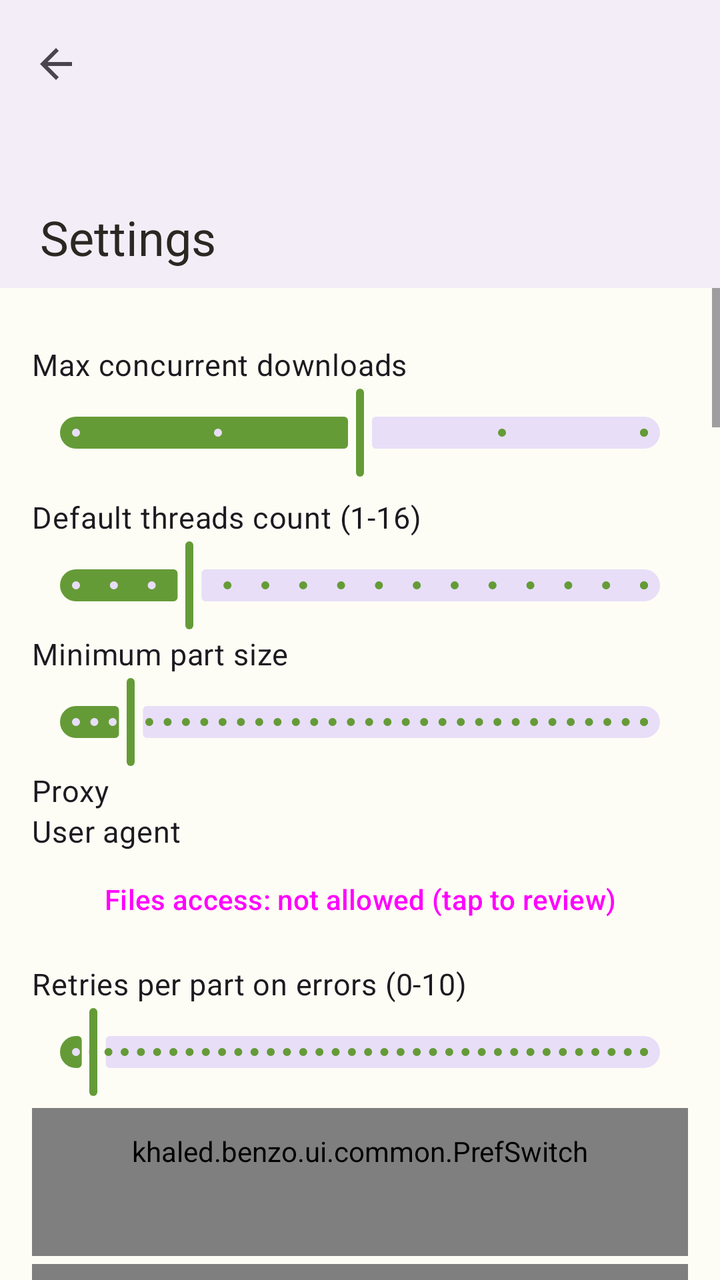
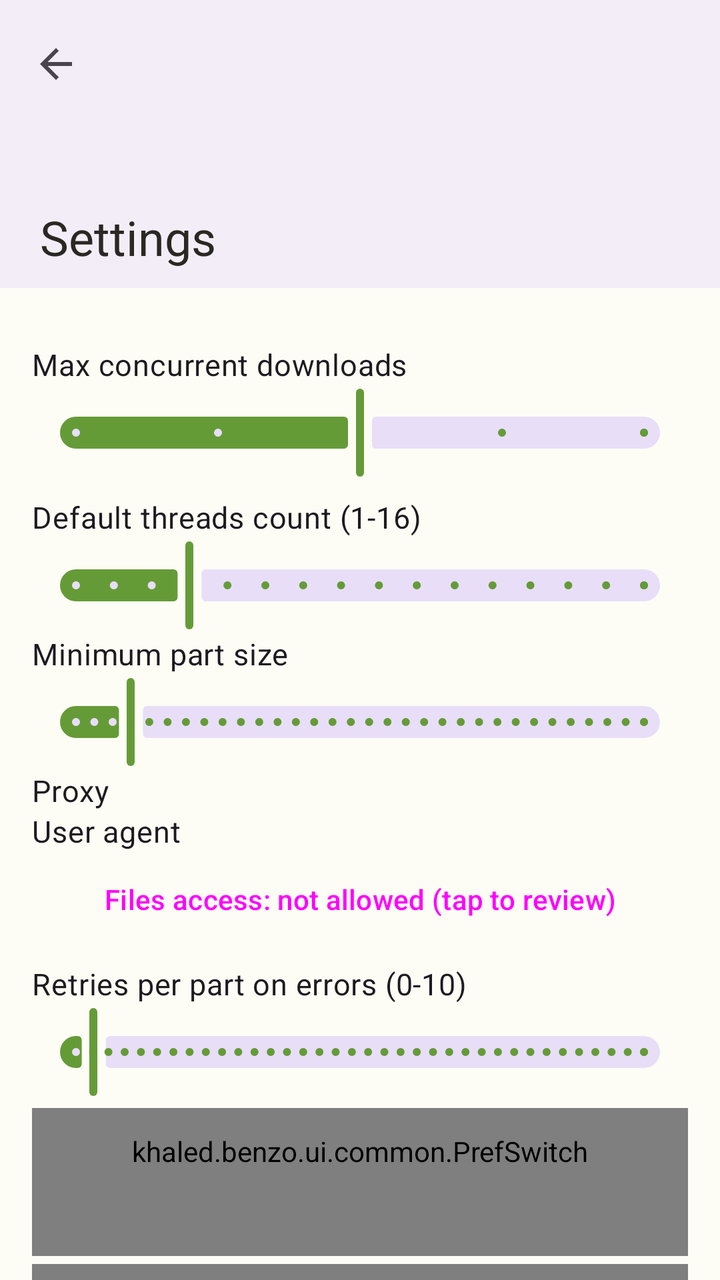

Two renders of the same Android screen: before a commit and after it. Below are the layout's source before the change and the commit's diff.
<!-- AndroidManifest.xml: application theme Theme.Benzo -->
<!-- res/layout/activity_settings.xml -->
<?xml version="1.0" encoding="utf-8"?>
<androidx.coordinatorlayout.widget.CoordinatorLayout xmlns:android="http://schemas.android.com/apk/res/android" xmlns:app="http://schemas.android.com/apk/res-auto" android:layout_width="match_parent" android:layout_height="match_parent">
    <com.google.android.material.appbar.AppBarLayout
        android:layout_width="match_parent"
        android:layout_height="wrap_content"
        android:background="?attr/barBackground"
        app:liftOnScroll="false">

        <com.google.android.material.appbar.CollapsingToolbarLayout
            android:id="@+id/collapsingBar"
            android:layout_width="match_parent"
            android:layout_height="144dp"
            app:contentScrim="?attr/barBackground"
            app:collapsedTitleTextColor="?attr/onBar"
            app:expandedTitleTextColor="?attr/onBar"
            app:expandedTitleMarginStart="20dp"
            app:expandedTitleMarginBottom="16dp"
            app:layout_scrollFlags="scroll|exitUntilCollapsed|snap"
            app:title="@string/action_settings"
            app:titleCollapseMode="scale"
            app:toolbarId="@+id/toolbarSettings">

            <com.google.android.material.appbar.MaterialToolbar
                android:id="@+id/toolbarSettings"
                android:layout_width="match_parent"
                android:layout_height="?attr/actionBarSize"
                app:layout_collapseMode="pin"
                app:navigationIcon="@drawable/abc_ic_ab_back_material" />
        </com.google.android.material.appbar.CollapsingToolbarLayout>
    </com.google.android.material.appbar.AppBarLayout>
  <ScrollView android:layout_width="match_parent" android:layout_height="match_parent" app:layout_behavior="@string/appbar_scrolling_view_behavior" android:fillViewport="true">
    <LinearLayout android:layout_width="match_parent" android:layout_height="wrap_content" android:orientation="vertical" android:padding="16dp">
      <LinearLayout android:id="@+id/section_downloading" android:layout_width="match_parent" android:layout_height="wrap_content" android:orientation="vertical">
        <TextView android:id="@+id/txtMaxDownloads" android:layout_width="match_parent" android:layout_height="wrap_content" android:layout_marginTop="12dp" android:text="@string/pref_max_downloads" android:textAppearance="?attr/textAppearanceBodyMedium" android:textSize="15sp" />
        <com.google.android.material.slider.Slider android:id="@+id/sliderMaxDownloads" android:layout_width="match_parent" android:layout_height="wrap_content" android:stepSize="1.0" android:value="3.0" android:valueFrom="1.0" android:valueTo="5.0" />
        <TextView android:id="@+id/txtDefaultThreads" android:layout_width="match_parent" android:layout_height="wrap_content" android:layout_marginTop="8dp" android:text="@string/pref_default_threads" android:textAppearance="?attr/textAppearanceBodyMedium" android:textSize="15sp" />
        <com.google.android.material.slider.Slider android:id="@+id/sliderDefaultThreads" android:layout_width="match_parent" android:layout_height="wrap_content" android:stepSize="1.0" android:value="4.0" android:valueFrom="1.0" android:valueTo="16.0" />
        <TextView android:id="@+id/txtMinThread" android:layout_width="match_parent" android:layout_height="wrap_content" android:text="@string/row_min_thread" android:textAppearance="?attr/textAppearanceBodyMedium" android:textSize="15sp" />
        <com.google.android.material.slider.Slider android:id="@+id/sliderMinThread" android:layout_width="match_parent" android:layout_height="wrap_content" android:stepSize="128.0" android:value="512.0" android:valueFrom="128.0" android:valueTo="4096.0" />
        <TextView android:id="@+id/txtProxy" android:layout_width="match_parent" android:layout_height="wrap_content" android:text="@string/row_proxy" android:textAppearance="?attr/textAppearanceBodyMedium" android:textSize="15sp" />
        <TextView android:id="@+id/txtUserAgent" android:layout_width="match_parent" android:layout_height="wrap_content" android:text="@string/row_user_agent" android:textAppearance="?attr/textAppearanceBodyMedium" android:textSize="15sp" />
        <Button android:id="@+id/btnAllFilesAccess" style="?attr/materialButtonOutlinedStyle" android:layout_width="match_parent" android:layout_height="wrap_content" android:text="@string/allfiles_settings_button" />
        <TextView android:id="@+id/txtErrorRetries" android:layout_width="match_parent" android:layout_height="wrap_content" android:layout_marginTop="8dp" android:text="@string/pref_error_retries" android:textAppearance="?attr/textAppearanceBodyMedium" android:textSize="15sp" />
        <com.google.android.material.slider.Slider android:id="@+id/sliderErrorRetries" android:layout_width="match_parent" android:layout_height="wrap_content" android:stepSize="1.0" android:value="4.0" android:valueFrom="0.0" android:valueTo="128.0" />
        <khaled.benzo.ui.common.PrefSwitch style="@style/Widget.Benzo.PrefSwitch" android:id="@+id/switchCreateEmptyFile" android:layout_width="match_parent" android:layout_height="wrap_content" android:layout_marginTop="4dp" android:text="@string/pref_create_empty_file" />
        <khaled.benzo.ui.common.PrefSwitch style="@style/Widget.Benzo.PrefSwitch" android:id="@+id/switchAutoResume" android:layout_width="match_parent" android:layout_height="wrap_content" android:layout_marginTop="4dp" android:text="@string/pref_auto_resume" />
        <khaled.benzo.ui.common.PrefSwitch style="@style/Widget.Benzo.PrefSwitch" android:id="@+id/switchPauseAfterError" android:layout_width="match_parent" android:layout_height="wrap_content" android:layout_marginTop="4dp" android:text="@string/pref_pause_after_error" />
        <View android:layout_width="match_parent" android:layout_height="1dp" android:layout_marginVertical="16dp" android:background="@color/divider" />
        <TextView android:id="@+id/txtSpeedLimit" android:layout_width="match_parent" android:layout_height="wrap_content" android:layout_marginTop="12dp" android:text="@string/pref_speed_limit" android:textAppearance="?attr/textAppearanceBodyMedium" android:textSize="15sp" />
        <com.google.android.material.slider.Slider android:id="@+id/sliderSpeedLimit" android:layout_width="match_parent" android:layout_height="wrap_content" android:stepSize="64.0" android:value="0.0" android:valueFrom="0.0" android:valueTo="10240.0" />
        <View android:layout_width="match_parent" android:layout_height="1dp" android:layout_marginVertical="16dp" android:background="@color/divider" />
      </LinearLayout>
      <LinearLayout android:id="@+id/section_torrent" android:layout_width="match_parent" android:layout_height="wrap_content" android:orientation="vertical">
        <khaled.benzo.ui.common.PrefSwitch style="@style/Widget.Benzo.PrefSwitch" android:id="@+id/switchTorrentSequential" android:layout_width="match_parent" android:layout_height="wrap_content" android:layout_marginTop="4dp" android:text="@string/pref_torrent_sequential" />
        <khaled.benzo.ui.common.PrefSwitch style="@style/Widget.Benzo.PrefSwitch" android:id="@+id/switchTorrentSeed" android:layout_width="match_parent" android:layout_height="wrap_content" android:layout_marginTop="4dp" android:text="@string/pref_torrent_seed" />
        <TextView android:id="@+id/txtSeedRatio" android:layout_width="match_parent" android:layout_height="wrap_content" android:layout_marginTop="8dp" android:text="@string/pref_seed_ratio" android:textAppearance="?attr/textAppearanceBodyMedium" android:textSize="15sp" />
        <com.google.android.material.slider.Slider android:id="@+id/sliderSeedRatio" android:layout_width="match_parent" android:layout_height="wrap_content" android:stepSize="5.0" android:value="0.0" android:valueFrom="0.0" android:valueTo="100.0" />
        <TextView android:id="@+id/txtSeedMinutes" android:layout_width="match_parent" android:layout_height="wrap_content" android:text="@string/pref_seed_minutes" android:textAppearance="?attr/textAppearanceBodyMedium" android:textSize="15sp" />
        <com.google.android.material.slider.Slider android:id="@+id/sliderSeedMinutes" android:layout_width="match_parent" android:layout_height="wrap_content" android:stepSize="30.0" android:value="0.0" android:valueFrom="0.0" android:valueTo="4320.0" />
        <khaled.benzo.ui.common.PrefSwitch style="@style/Widget.Benzo.PrefSwitch" android:id="@+id/switchTorrentDht" android:layout_width="match_parent" android:layout_height="wrap_content" android:text="@string/pref_torrent_dht" />
        <TextView android:id="@+id/txtTorrentConnections" android:layout_width="match_parent" android:layout_height="wrap_content" android:text="@string/pref_torrent_connections" android:textAppearance="?attr/textAppearanceBodyMedium" android:textSize="15sp" />
        <com.google.android.material.slider.Slider android:id="@+id/sliderTorrentConnections" android:layout_width="match_parent" android:layout_height="wrap_content" android:stepSize="50.0" android:value="0.0" android:valueFrom="0.0" android:valueTo="1000.0" />
        <TextView android:id="@+id/txtTorrentPerConn" android:layout_width="match_parent" android:layout_height="wrap_content" android:text="@string/row_per_torrent" android:textAppearance="?attr/textAppearanceBodyMedium" android:textSize="15sp" />
        <com.google.android.material.slider.Slider android:id="@+id/sliderTorrentPerConn" android:layout_width="match_parent" android:layout_height="wrap_content" android:stepSize="10.0" android:value="0.0" android:valueFrom="0.0" android:valueTo="500.0" />
        <TextView android:id="@+id/txtTorrentSlots" android:layout_width="match_parent" android:layout_height="wrap_content" android:text="@string/row_upload_slots" android:textAppearance="?attr/textAppearanceBodyMedium" android:textSize="15sp" />
        <com.google.android.material.slider.Slider android:id="@+id/sliderTorrentSlots" android:layout_width="match_parent" android:layout_height="wrap_content" android:stepSize="1.0" android:value="0.0" android:valueFrom="0.0" android:valueTo="20.0" />
        <khaled.benzo.ui.common.PrefSwitch style="@style/Widget.Benzo.PrefSwitch" android:id="@+id/switchTorrentFixedPort" android:layout_width="match_parent" android:layout_height="wrap_content" android:text="@string/pref_torrent_fixed_port" app:prefSummary="@string/sum_torrent_fixed_port" />
        <com.google.android.material.textfield.TextInputLayout android:layout_width="match_parent" android:layout_height="wrap_content" android:layout_marginHorizontal="20dp" android:hint="@string/pref_torrent_port">
          <com.google.android.material.textfield.TextInputEditText android:id="@+id/editTorrentPort" android:layout_width="match_parent" android:layout_height="wrap_content" android:inputType="number" android:maxLength="5" />
        </com.google.android.material.textfield.TextInputLayout>
        <TextView android:id="@+id/txtTorrentEncryption" android:layout_width="match_parent" android:layout_height="wrap_content" android:minHeight="56dp" android:gravity="center_vertical" android:paddingHorizontal="20dp" android:background="?attr/selectableItemBackground" android:clickable="true" android:focusable="true" android:textAppearance="?attr/textAppearanceBodyMedium" android:textSize="15sp" />
        <khaled.benzo.ui.common.PrefSwitch style="@style/Widget.Benzo.PrefSwitch" android:id="@+id/switchTorrentLsd" android:layout_width="match_parent" android:layout_height="wrap_content" android:text="@string/pref_torrent_lsd" />
        <khaled.benzo.ui.common.PrefSwitch style="@style/Widget.Benzo.PrefSwitch" android:id="@+id/switchTorrentUtp" android:layout_width="match_parent" android:layout_height="wrap_content" android:text="@string/pref_torrent_utp" />
        <khaled.benzo.ui.common.PrefSwitch style="@style/Widget.Benzo.PrefSwitch" android:id="@+id/switchTorrentUpnp" android:layout_width="match_parent" android:layout_height="wrap_content" android:text="@string/pref_torrent_upnp" />
        <khaled.benzo.ui.common.PrefSwitch style="@style/Widget.Benzo.PrefSwitch" android:id="@+id/switchTorrentNatpmp" android:layout_width="match_parent" android:layout_height="wrap_content" android:text="@string/pref_torrent_natpmp" />
        <khaled.benzo.ui.common.PrefSwitch style="@style/Widget.Benzo.PrefSwitch" android:id="@+id/switchTorrentAnonymous" android:layout_width="match_parent" android:layout_height="wrap_content" android:text="@string/pref_torrent_anonymous" app:prefSummary="@string/sum_torrent_anonymous" />
      </LinearLayout>
      <LinearLayout android:id="@+id/section_notifications" android:layout_width="match_parent" android:layout_height="wrap_content" android:orientation="vertical">
        <khaled.benzo.ui.common.PrefSwitch style="@style/Widget.Benzo.PrefSwitch" android:id="@+id/switchSoundComplete" android:layout_width="match_parent" android:layout_height="wrap_content" android:layout_marginTop="8dp" android:checked="true" android:text="@string/pref_sound_on_complete" />
        <khaled.benzo.ui.common.PrefSwitch style="@style/Widget.Benzo.PrefSwitch" android:id="@+id/switchVibrateComplete" android:layout_width="match_parent" android:layout_height="wrap_content" android:layout_marginTop="4dp" android:checked="true" android:text="@string/pref_vibrate_on_complete" />
        <TextView android:id="@+id/txtVibSuccess" android:layout_width="match_parent" android:layout_height="wrap_content" android:text="@string/row_vib_success" android:textAppearance="?attr/textAppearanceBodyMedium" android:textSize="15sp" />
        <com.google.android.material.slider.Slider android:id="@+id/sliderVibSuccess" android:layout_width="match_parent" android:layout_height="wrap_content" android:stepSize="50.0" android:value="150.0" android:valueFrom="50.0" android:valueTo="1000.0" />
        <khaled.benzo.ui.common.PrefSwitch style="@style/Widget.Benzo.PrefSwitch" android:id="@+id/switchVibrateError" android:layout_width="match_parent" android:layout_height="wrap_content" android:checked="false" android:text="@string/pref_vibrate_on_error" />
        <TextView android:id="@+id/txtVibTotal" android:layout_width="match_parent" android:layout_height="wrap_content" android:text="@string/row_vib_total" android:textAppearance="?attr/textAppearanceBodyMedium" android:textSize="15sp" />
        <com.google.android.material.slider.Slider android:id="@+id/sliderVibTotal" android:layout_width="match_parent" android:layout_height="wrap_content" android:stepSize="50.0" android:value="500.0" android:valueFrom="50.0" android:valueTo="1000.0" />
        <TextView android:id="@+id/txtVibError" android:layout_width="match_parent" android:layout_height="wrap_content" android:text="@string/row_vib_error" android:textAppearance="?attr/textAppearanceBodyMedium" android:textSize="15sp" />
        <com.google.android.material.slider.Slider android:id="@+id/sliderVibError" android:layout_width="match_parent" android:layout_height="wrap_content" android:stepSize="50.0" android:value="300.0" android:valueFrom="50.0" android:valueTo="1000.0" />
        <khaled.benzo.ui.common.PrefSwitch style="@style/Widget.Benzo.PrefSwitch" android:id="@+id/switchNotifLockScreen" android:layout_width="match_parent" android:layout_height="wrap_content" android:layout_marginTop="4dp" android:text="@string/pref_notif_lock_screen" />
        <khaled.benzo.ui.common.PrefSwitch style="@style/Widget.Benzo.PrefSwitch" android:id="@+id/switchNotifPauseAll" android:layout_width="match_parent" android:layout_height="wrap_content" android:layout_marginTop="4dp" android:visibility="gone" android:text="@string/pref_notif_pause_all" />
        <TextView android:id="@+id/txtCommandButtons" android:layout_width="match_parent" android:layout_height="wrap_content" android:text="@string/row_command_buttons" android:textAppearance="?attr/textAppearanceBodyMedium" android:textSize="15sp" android:padding="12dp" android:background="?attr/selectableItemBackground" />
        <khaled.benzo.ui.common.PrefSwitch style="@style/Widget.Benzo.PrefSwitch" android:id="@+id/switchClearNotifsOnExit" android:layout_width="match_parent" android:layout_height="wrap_content" android:layout_marginTop="4dp" android:checked="false" android:text="@string/pref_clear_notifs_exit" />
      </LinearLayout>
      <LinearLayout android:id="@+id/section_automation" android:layout_width="match_parent" android:layout_height="wrap_content" android:orientation="vertical">
        <khaled.benzo.ui.common.PrefSwitch style="@style/Widget.Benzo.PrefSwitch" android:id="@+id/switchNewestFirst" android:layout_width="match_parent" android:layout_height="wrap_content" android:text="@string/pref_newest_first" app:prefSummary="@string/sum_newest_first" />
        <khaled.benzo.ui.common.PrefSwitch style="@style/Widget.Benzo.PrefSwitch" android:id="@+id/switchListBottom" android:layout_width="match_parent" android:layout_height="wrap_content" android:text="@string/pref_list_bottom" app:prefSummary="@string/sum_list_bottom" />
        <TextView android:id="@+id/txtAfterFinish" android:layout_width="match_parent" android:layout_height="wrap_content" android:textAppearance="?attr/textAppearanceBodyMedium" android:textSize="15sp" />
        <khaled.benzo.ui.common.PrefSwitch style="@style/Widget.Benzo.PrefSwitch" android:id="@+id/switchQuickAdd" android:layout_width="match_parent" android:layout_height="wrap_content" android:text="@string/pref_quick_add" app:prefSummary="@string/sum_quick_add" />
        <khaled.benzo.ui.common.PrefSwitch style="@style/Widget.Benzo.PrefSwitch" android:id="@+id/switchQuickAddStart" android:layout_width="match_parent" android:layout_height="wrap_content" android:text="@string/pref_quick_add_start" app:prefSummary="@string/sum_quick_add_start" />
        <View android:layout_width="match_parent" android:layout_height="1dp" android:layout_marginVertical="8dp" android:background="@color/divider" />
        <khaled.benzo.ui.common.PrefSwitch style="@style/Widget.Benzo.PrefSwitch" android:id="@+id/switchWifiOnly" app:prefSummary="@string/sum_wifi_only" android:layout_width="match_parent" android:layout_height="wrap_content" android:layout_marginTop="8dp" android:text="@string/pref_wifi_only" />
        <View android:layout_width="match_parent" android:layout_height="1dp" android:layout_marginVertical="16dp" android:background="@color/divider" />
        <TextView android:id="@+id/txtBatteryThreshold" android:layout_width="match_parent" android:layout_height="wrap_content" android:layout_marginTop="8dp" android:text="@string/pref_battery_threshold" android:textAppearance="?attr/textAppearanceBodyMedium" android:textSize="15sp" />
        <com.google.android.material.slider.Slider android:id="@+id/sliderBattery" android:layout_width="match_parent" android:layout_height="wrap_content" android:stepSize="5.0" android:value="15.0" android:valueFrom="5.0" android:valueTo="50.0" />
        <khaled.benzo.ui.common.PrefSwitch style="@style/Widget.Benzo.PrefSwitch" android:id="@+id/switchStopOnUnplug" app:prefSummary="@string/sum_stop_on_unplug" android:layout_width="match_parent" android:layout_height="wrap_content" android:layout_marginTop="4dp" android:text="@string/pref_stop_on_unplug" />
        <khaled.benzo.ui.common.PrefSwitch style="@style/Widget.Benzo.PrefSwitch" android:id="@+id/switchKeepScreenOn" app:prefSummary="@string/sum_keep_screen" android:layout_width="match_parent" android:layout_height="wrap_content" android:layout_marginTop="4dp" android:text="@string/pref_keep_screen_on" />
        <khaled.benzo.ui.common.PrefSwitch style="@style/Widget.Benzo.PrefSwitch" android:id="@+id/switchClearFinished" android:layout_width="match_parent" android:layout_height="wrap_content" android:layout_marginTop="4dp" android:text="@string/pref_clear_finished" />
      </LinearLayout>
      <LinearLayout android:id="@+id/section_cataloging" android:layout_width="match_parent" android:layout_height="wrap_content" android:orientation="vertical">
        <khaled.benzo.ui.common.PrefSwitch style="@style/Widget.Benzo.PrefSwitch" android:id="@+id/switchCatalog" android:layout_width="match_parent" android:layout_height="wrap_content" android:layout_marginTop="8dp" android:text="@string/pref_catalog" />
        <LinearLayout android:id="@+id/catalogCategoryList" android:layout_width="match_parent" android:layout_height="wrap_content" android:orientation="vertical" />
      </LinearLayout>
      <LinearLayout android:id="@+id/section_scheduler" android:layout_width="match_parent" android:layout_height="wrap_content" android:orientation="vertical">
        <khaled.benzo.ui.common.PrefSwitch style="@style/Widget.Benzo.PrefSwitch" android:id="@+id/switchSchedule" android:layout_width="match_parent" android:layout_height="wrap_content" android:layout_marginTop="8dp" android:text="@string/pref_schedule_enable" />
        <Button android:id="@+id/btnScheduleStart" style="?android:attr/buttonBarButtonStyle" android:layout_width="match_parent" android:layout_height="wrap_content" android:text="@string/pref_schedule_start" />
        <Button android:id="@+id/btnScheduleStop" style="?android:attr/buttonBarButtonStyle" android:layout_width="match_parent" android:layout_height="wrap_content" android:text="@string/pref_schedule_stop" />
        <View android:layout_width="match_parent" android:layout_height="1dp" android:layout_marginVertical="16dp" android:background="@color/divider" />
      </LinearLayout>
      <LinearLayout android:id="@+id/section_browser" android:layout_width="match_parent" android:layout_height="wrap_content" android:orientation="vertical">
        <khaled.benzo.ui.common.PrefSwitch style="@style/Widget.Benzo.PrefSwitch" android:id="@+id/switchBrowserHistory" android:layout_width="match_parent" android:layout_height="wrap_content" android:layout_marginTop="4dp" android:text="@string/pref_browser_history" />
        <khaled.benzo.ui.common.PrefSwitch style="@style/Widget.Benzo.PrefSwitch" android:id="@+id/switchBrowserSaveTabs" android:layout_width="match_parent" android:layout_height="wrap_content" android:layout_marginTop="4dp" android:text="@string/pref_browser_save_tabs" />
      </LinearLayout>
      <LinearLayout android:id="@+id/section_interface" android:layout_width="match_parent" android:layout_height="wrap_content" android:orientation="vertical">
        <Button android:id="@+id/btnAdditionalStats" style="?attr/materialButtonOutlinedStyle" android:layout_width="match_parent" android:layout_height="wrap_content" android:text="@string/stats_title" />
        <Button android:id="@+id/btnSizeUnits" style="?attr/materialButtonOutlinedStyle" android:layout_width="match_parent" android:layout_height="wrap_content" android:text="@string/size_units_title" />
        <Button android:id="@+id/btnSpeedShow" style="?attr/materialButtonOutlinedStyle" android:layout_width="match_parent" android:layout_height="wrap_content" android:text="@string/speed_show_title" />
        <Button android:id="@+id/btnInterfaceColors" style="?attr/materialButtonOutlinedStyle" android:layout_width="match_parent" android:layout_height="wrap_content" android:text="@string/colors_title" />
        <khaled.benzo.ui.common.PrefSwitch style="@style/Widget.Benzo.PrefSwitch" android:id="@+id/switchSingleList" android:layout_width="match_parent" android:layout_height="wrap_content" android:text="@string/pref_single_list" />
        <khaled.benzo.ui.common.PrefSwitch style="@style/Widget.Benzo.PrefSwitch" android:id="@+id/switchTopBarBottom" android:layout_width="match_parent" android:layout_height="wrap_content" android:text="@string/pref_top_bar_bottom" />
        <khaled.benzo.ui.common.PrefSwitch style="@style/Widget.Benzo.PrefSwitch" android:id="@+id/switchBottomBar" android:layout_width="match_parent" android:layout_height="wrap_content" android:text="@string/pref_bottom_bar" />
        <khaled.benzo.ui.common.PrefSwitch style="@style/Widget.Benzo.PrefSwitch" android:id="@+id/switchSwapMenus" android:layout_width="match_parent" android:layout_height="wrap_content" android:text="@string/pref_swap_menus" app:prefSummary="@string/sum_swap_menus" />
        <TextView android:layout_width="match_parent" android:layout_height="wrap_content" android:layout_marginTop="16dp" android:text="@string/pref_theme_mode" android:textAppearance="?attr/textAppearanceBodyLarge" />
        <RadioGroup android:id="@+id/radioThemeMode" android:layout_width="match_parent" android:layout_height="wrap_content">
          <RadioButton android:id="@+id/modeSystem" android:layout_width="match_parent" android:layout_height="wrap_content" android:text="@string/mode_system" />
          <RadioButton android:id="@+id/modeLight" android:layout_width="match_parent" android:layout_height="wrap_content" android:text="@string/mode_light" />
          <RadioButton android:id="@+id/modeDark" android:layout_width="match_parent" android:layout_height="wrap_content" android:text="@string/mode_dark" />
        </RadioGroup>
        <TextView android:layout_width="match_parent" android:layout_height="wrap_content" android:layout_marginTop="16dp" android:text="@string/pref_theme_color" android:textAppearance="?attr/textAppearanceBodyLarge" />
        <TextView android:id="@+id/textThemeColorNote" android:layout_width="match_parent" android:layout_height="wrap_content" android:text="@string/pref_theme_color_note" android:textAppearance="?attr/textAppearanceBodySmall" android:textColor="?attr/hintGreen" />
        <RadioGroup android:id="@+id/radioThemeColor" android:layout_width="match_parent" android:layout_height="wrap_content">
          <RadioButton android:id="@+id/themeDevice" android:layout_width="match_parent" android:layout_height="wrap_content" android:text="@string/theme_device" />
          <RadioButton android:id="@+id/themeGreen" android:layout_width="match_parent" android:layout_height="wrap_content" android:text="@string/theme_green" />
          <RadioButton android:id="@+id/themeBlue" android:layout_width="match_parent" android:layout_height="wrap_content" android:text="@string/theme_blue" />
          <RadioButton android:id="@+id/themePurple" android:layout_width="match_parent" android:layout_height="wrap_content" android:text="@string/theme_purple" />
          <RadioButton android:id="@+id/themeOrange" android:layout_width="match_parent" android:layout_height="wrap_content" android:text="@string/theme_orange" />
        </RadioGroup>
      </LinearLayout>
    </LinearLayout>
  </ScrollView>
</androidx.coordinatorlayout.widget.CoordinatorLayout>
<!-- resources referenced by this layout -->
<resources>
  <color name="divider">#1F000000</color>
  <string name="action_settings">Settings</string>
  <string name="colors_title">Interface colours</string>
  <string name="mode_dark">Dark</string>
  <string name="mode_light">Light</string>
  <string name="mode_system">Follow the system</string>
  <string name="pref_battery_threshold">Stop at or below battery level (%)</string>
  <string name="pref_bottom_bar">Bottom navigation bar</string>
  <string name="pref_catalog">Sort downloads into folders by type</string>
  <string name="pref_default_threads">Default threads count (1-16)</string>
  <string name="pref_error_retries">Retries per part on errors (0-10)</string>
  <string name="pref_max_downloads">Max concurrent downloads</string>
  <string name="pref_newest_first">Newest downloads start first</string>
  <string name="pref_quick_add_start">Start them after adding</string>
  <string name="pref_schedule_enable">Download only during a time window</string>
  <string name="pref_schedule_start">Start time: %1$s</string>
  <string name="pref_schedule_stop">Stop time: %1$s</string>
  <string name="pref_seed_ratio">Torrents: stop seeding at share ratio</string>
  <string name="pref_single_list">Single list</string>
  <string name="pref_sound_on_complete">Sound on completion</string>
  <string name="pref_speed_limit">Speed Limit</string>
  <string name="pref_stop_on_unplug">Stop when charger disconnected</string>
  <string name="pref_swap_menus">Swap side menus</string>
  <string name="pref_theme_color">Theme colour</string>
  <string name="pref_theme_mode">Light or dark</string>
  <string name="pref_top_bar_bottom">Top bar at bottom</string>
  <string name="pref_torrent_anonymous">Anonymous mode</string>
  <string name="pref_torrent_connections">Torrent connection limit</string>
  <string name="pref_torrent_fixed_port">Use a fixed port</string>
  <string name="pref_torrent_lsd">Find peers on the local network</string>
  <string name="pref_torrent_natpmp">Open the router port with NAT-PMP</string>
  <string name="pref_torrent_port">Port (1024 to 65535)</string>
  <string name="pref_torrent_upnp">Open the router port with UPnP</string>
  <string name="pref_torrent_utp">Use the uTP transport</string>
  <string name="pref_vibrate_on_complete">Vibrate on completion</string>
  <string name="pref_vibrate_on_error">Vibrate when a download fails</string>
  <string name="pref_wifi_only">Download on Wi-Fi only</string>
  <string name="row_command_buttons">Buttons in the notification</string>
  <string name="row_min_thread">Minimum part size</string>
  <string name="row_per_torrent">Connections per torrent</string>
  <string name="row_proxy">Proxy</string>
  <string name="row_upload_slots">Upload slots per torrent</string>
  <string name="row_user_agent">User agent</string>
  <string name="row_vib_error">Vibration on error</string>
  <string name="row_vib_success">Vibration on success</string>
  <string name="row_vib_total">Vibration when everything is finished</string>
  <string name="size_units_title">Size units</string>
  <string name="speed_show_title">Speed shown</string>
  <string name="stats_title">Additional statistics</string>
  <string name="sum_keep_screen">Only while this app is in front</string>
  <string name="sum_stop_on_unplug">Running downloads go back to the queue</string>
  <string name="sum_wifi_only">Mobile data is not used for downloads</string>
  <string name="theme_blue">Blue</string>
  <string name="theme_device">Device colours (Material You)</string>
  <string name="theme_green">Green</string>
  <string name="theme_orange">Orange</string>
  <string name="theme_purple">Purple</string>
  <color name="primary">#659B37</color>
  <color name="surface_light">#FDFDF5</color>
  <color name="on_surface_light">#292822</color>
  <color name="on_surface_variant_light">#7D7C77</color>
  <color name="primary_container">#C1D6AB</color>
  <color name="on_primary_container">#1C3A06</color>
  <color name="background_light">#FDFDF5</color>
  <!-- unchanged entries left out for length: 27 -->
</resources>

<!-- the commit's change to res/layout/activity_settings.xml (unified diff, before → after) -->
@@ -28,7 +28,7 @@
                 app:navigationIcon="@drawable/abc_ic_ab_back_material" />
         </com.google.android.material.appbar.CollapsingToolbarLayout>
     </com.google.android.material.appbar.AppBarLayout>
-  <ScrollView android:layout_width="match_parent" android:layout_height="match_parent" app:layout_behavior="@string/appbar_scrolling_view_behavior" android:fillViewport="true">
+  <androidx.core.widget.NestedScrollView android:layout_width="match_parent" android:layout_height="match_parent" app:layout_behavior="@string/appbar_scrolling_view_behavior" android:fillViewport="true">
     <LinearLayout android:layout_width="match_parent" android:layout_height="wrap_content" android:orientation="vertical" android:padding="16dp">
       <LinearLayout android:id="@+id/section_downloading" android:layout_width="match_parent" android:layout_height="wrap_content" android:orientation="vertical">
         <TextView android:id="@+id/txtMaxDownloads" android:layout_width="match_parent" android:layout_height="wrap_content" android:layout_marginTop="12dp" android:text="@string/pref_max_downloads" android:textAppearance="?attr/textAppearanceBodyMedium" android:textSize="15sp" />
@@ -145,5 +145,5 @@
         </RadioGroup>
       </LinearLayout>
     </LinearLayout>
-  </ScrollView>
+  </androidx.core.widget.NestedScrollView>
 </androidx.coordinatorlayout.widget.CoordinatorLayout>
